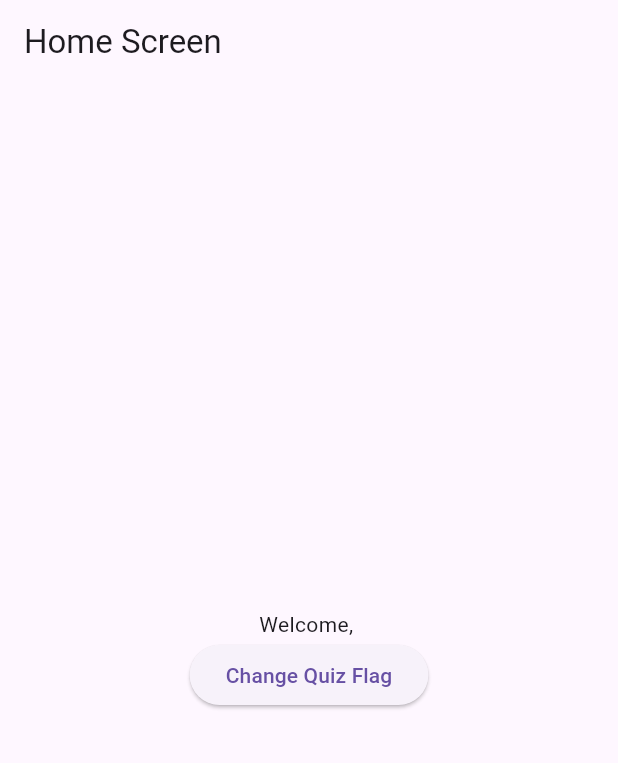
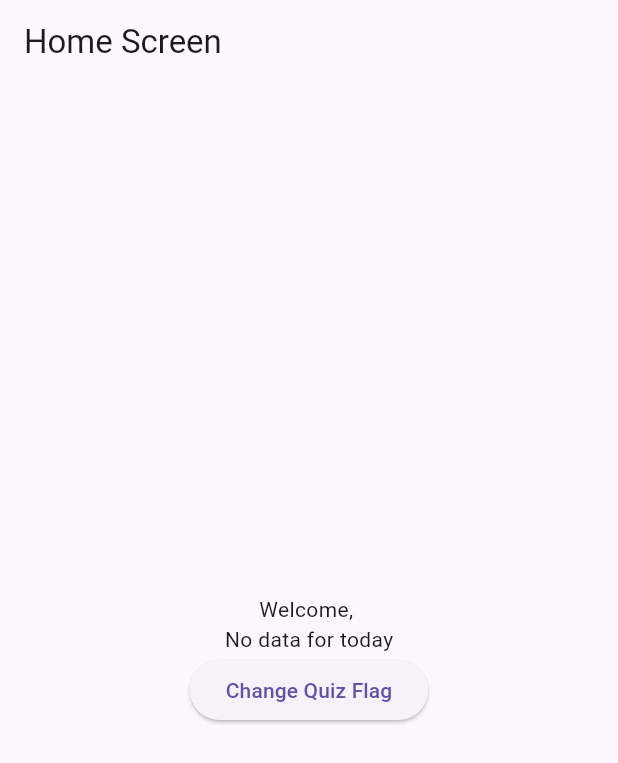
Before and after one commit to sapostu/hydrosync, a Flutter app: the HomeScreen screen opened directly with empty values, after a tap on "Change Quiz Flag", on a phone screen of 412 x 824 dp. Shown: the top 763 px of the screen. Run offline on Flutter 3.47's test engine with Material 3 defaults, Android fonts, the phone set to English and light mode, and no system bars; our stand-ins replace cloud_firestore, firebase_core, google_fonts; accounts and stored records are empty.

Commit message:
a lot of functionality

```diff
--- a/lib/screens/home_screen.dart
+++ b/lib/screens/home_screen.dart
@@ -2,6 +2,7 @@ import 'package:flutter/material.dart';
 import '../services/home_screen_service.dart';
 import 'water_quiz_screen.dart';
 import 'login_screen.dart'; // Assuming the login screen is named 'login_screen.dart'
+import '../widgets/current_day_widget.dart'; // Import the new CurrentDayWidget
 
 class HomeScreen extends StatefulWidget {
   final String email;
@@ -42,32 +43,6 @@ class _HomeScreenState extends State<HomeScreen> {
     service.toggleDidQuiz();
   }
 
-  // void _onItemTapped(int index) {
-  //   setState(() {
-  //     _selectedIndex = index;
-  //   });
-
-  //   // Navigation based on the selected index
-  //   switch (index) {
-  //     case 0:
-  //       // Home - do nothing since we are already on home
-  //       break;
-  //     case 1:
-  //       // Logs - navigate to login screen for now as an example
-  //       Navigator.push(
-  //         context,
-  //         MaterialPageRoute(builder: (context) => LoginScreen()), // Assuming a LoginScreen exists
-  //       );
-  //       break;
-  //     case 2:
-  //       // Add (+) - placeholder action
-  //       break;
-  //     case 3:
-  //       // Account - placeholder action
-  //       break;
-  //   }
-  // }
-
   @override
   Widget build(BuildContext context) {
     return Scaffold(
@@ -91,21 +66,17 @@ class _HomeScreenState extends State<HomeScreen> {
               children: <Widget>[
                 Text('Welcome, ${widget.email}'),
                 if (didQuiz && waterPerDayStream != null) // Display water per day if data is available and quiz was done
-                  StreamBuilder<int?>(
-                    stream: waterPerDayStream,
-                    builder: (context, waterSnapshot) {
-                      if (waterSnapshot.hasData) {
-                        return Card(
-                          margin: EdgeInsets.all(8),
-                          child: Padding(
-                            padding: EdgeInsets.all(16),
-                            child: Text('Total Water Per Day: ${waterSnapshot.data} liters'),
-                          ),
-                        );
-                      }
-                      return SizedBox.shrink();
-                    }
-                  ),
+                  // StreamBuilder<int?>(
+                  //   stream: waterPerDayStream,
+                  //   builder: (context, waterSnapshot) {
+                  //     if (waterSnapshot.hasData) {
+                  //       return
+                  //     }
+                  //     return SizedBox.shrink();
+                  //   }
+                  // ),
+                if (didQuiz) // Display current day information if quiz was done
+                  CurrentDayWidget(email: widget.email),
                 ElevatedButton(
                   onPressed: _toggleDidQuiz,
                   child: Text('Change Quiz Flag')
@@ -123,18 +94,6 @@ class _HomeScreenState extends State<HomeScreen> {
           },
         ),
       ),
-      // bottomNavigationBar: BottomNavigationBar(
-      //   items: const <BottomNavigationBarItem>[
-      //     BottomNavigationBarItem(icon: Icon(Icons.home), label: 'Home'),
-      //     BottomNavigationBarItem(icon: Icon(Icons.list), label: 'Logs'),
-      //     BottomNavigationBarItem(icon: Icon(Icons.add), label: '+'),
-      //     BottomNavigationBarItem(icon: Icon(Icons.account_circle), label: 'Account'),
-      //   ],
-      //   currentIndex: _selectedIndex,
-      //   selectedItemColor: Colors.amber[800],
-      //   unselectedItemColor: Colors.grey[400], // Color for unselected items
-      //   onTap: _onItemTapped,
-      // ),
     );
   }
 }
--- a/lib/services/water_quiz_services.dart
+++ b/lib/services/water_quiz_services.dart
@@ -8,26 +8,61 @@ class WaterQuizServices {
   WaterQuizServices() {
     questionsFuture = _firestore.collection('water_quiz').orderBy('question_num').get().then((snapshot) {
       questionWeights = List<int?>.filled(snapshot.docs.length, null);
+      print('Questions loaded: ${snapshot.docs.length}');
       return snapshot.docs;
     });
   }
 
   void updateWeight(int index, int weight) {
     questionWeights[index] = weight;
+    print('Weight updated for question $index: $weight');
   }
 
   bool validateCurrentSelection(int index) {
-    return questionWeights[index] != null;
+    bool isValid = questionWeights[index] != null;
+    print('Selection validation for question $index: $isValid');
+    return isValid;
   }
 
   int computeTotalWeight() {
-    return questionWeights.where((weight) => weight != null).fold(0, (previous, current) => previous! + current!);
+    int total = questionWeights.where((weight) => weight != null).fold(0, (previous, current) => previous! + current!);
+    print('Total weight computed: $total');
+    return total;
   }
 
   Future<void> finalizeQuizResults(String userEmail, int totalWeight) async {
+    print('Finalizing quiz results for $userEmail');
     await _firestore.collection('accounts').doc(userEmail).update({
       'did_quiz': true,
       'water_per_day': totalWeight
     });
+    print('Quiz results finalized for $userEmail');
+  }
+
+  Future<void> createCurrentDayEntry(String email, int waterPerDay) async {
+    print('Checking for existing current day entry for $email');
+    QuerySnapshot snapshot = await _firestore.collection('current_day').where('email', isEqualTo: email).get();
+
+    if (snapshot.docs.isNotEmpty) {
+      // Update existing entry
+      DocumentReference currentDayRef = snapshot.docs.first.reference;
+      print('Updating existing current day entry for $email');
+      await currentDayRef.update({
+        'water_per_day': waterPerDay,
+        'completed_today': false,
+        'current_water': 0,
+      });
+      print('Current day entry updated for $email');
+    } else {
+      // Create new entry
+      print('Creating new current day entry for $email');
+      await _firestore.collection('current_day').add({
+        'email': email,
+        'current_water': 0,
+        'water_per_day': waterPerDay,
+        'completed_today': false
+      });
+      print('New current day entry created for $email');
+    }
   }
 }
--- /dev/null
+++ b/lib/widgets/current_day_widget.dart
@@ -0,0 +1,45 @@
+import 'package:flutter/material.dart';
+import 'package:cloud_firestore/cloud_firestore.dart';
+
+class CurrentDayWidget extends StatelessWidget {
+  final String email;
+
+  CurrentDayWidget({required this.email});
+
+  Stream<QuerySnapshot> _currentDayStream() {
+    return FirebaseFirestore.instance.collection('current_day').where('email', isEqualTo: email).snapshots();
+  }
+
+  @override
+  Widget build(BuildContext context) {
+    return StreamBuilder<QuerySnapshot>(
+      stream: _currentDayStream(),
+      builder: (context, snapshot) {
+        if (snapshot.connectionState == ConnectionState.waiting) {
+          return CircularProgressIndicator();
+        }
+        if (snapshot.hasError) {
+          return Text('Error: ${snapshot.error}');
+        }
+        if (!snapshot.hasData || snapshot.data!.docs.isEmpty) {
+          return Text('No data for today');
+        }
+        var data = snapshot.data!.docs.first.data() as Map<String, dynamic>;
+        return Card(
+          margin: EdgeInsets.all(8),
+          child: Padding(
+            padding: EdgeInsets.all(16),
+            child: Column(
+              children: [
+                Text('Current Water: ${data['current_water']} / ${data['water_per_day']}'),
+                Text((data['completed_today']) ?
+                  'Good job! You met your water goal for the day' :
+                  'Almost there! Please drink more water' ),
+              ],
+            ),
+          ),
+        );
+      },
+    );
+  }
+}
--- a/lib/widgets/water_quiz_widget.dart
+++ b/lib/widgets/water_quiz_widget.dart
@@ -28,7 +28,6 @@ class WaterQuizWidget extends StatelessWidget {
     return Card(
       child: Column(
         children: <Widget>[
-          ListTile(title: Text(question)),
           ...options.map((option) {
             String optionText = questionData[option] ?? 'N/A';
             int optionWeight = questionData['${option}-weight'] as int? ?? 0;
```
Also changed, not shown: lib/screens/add_entry_screen.dart (+84 -39 lines), lib/screens/edit_account_screen.dart (+38 -60 lines), lib/screens/water_quiz_screen.dart (+48 -17 lines).
